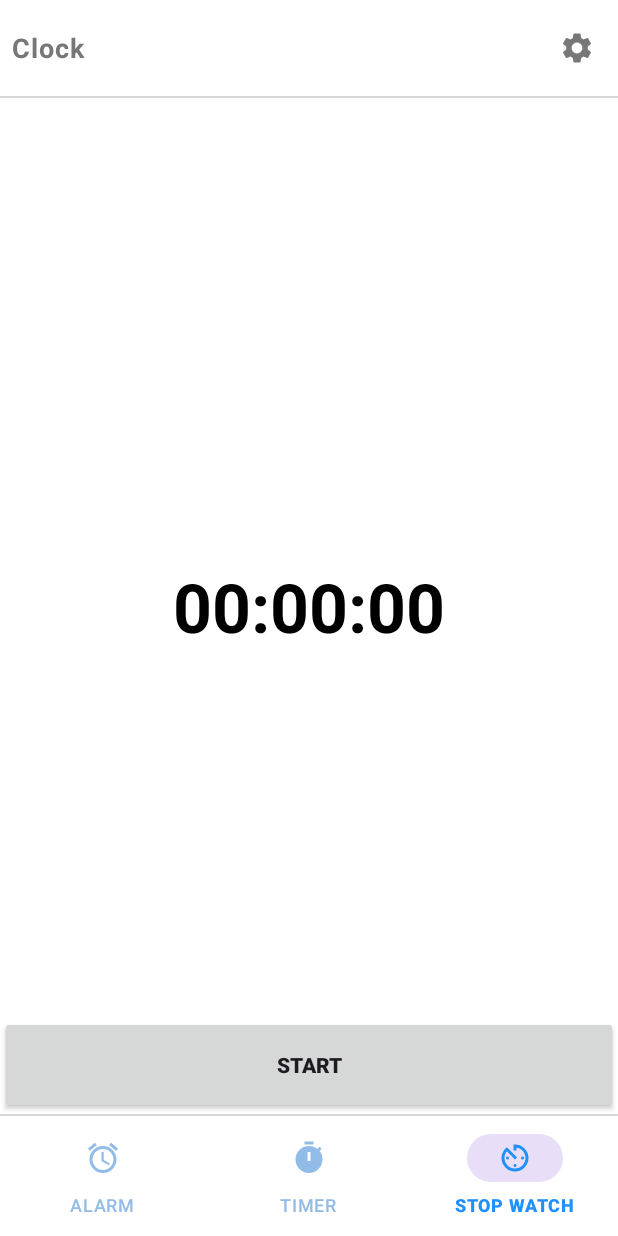
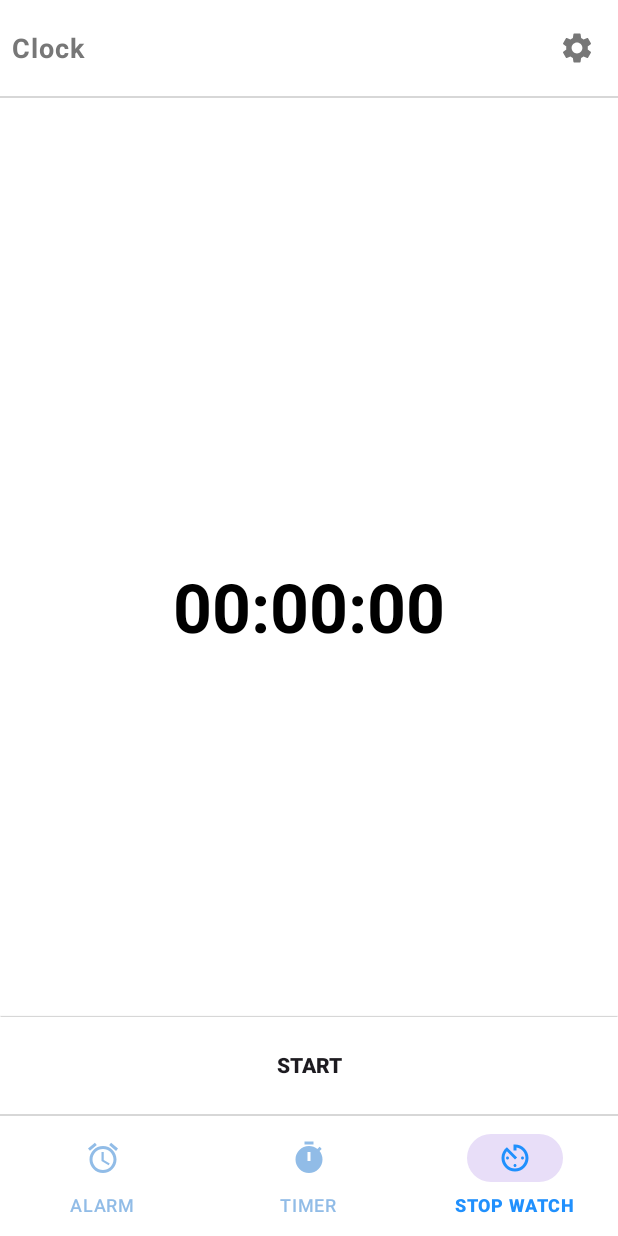
Before and after one commit to umutsaydam/AlarmApp, an Android app: the StopWatchFragment screen opened through its navigation route, on a phone screen of 412 x 824 dp. Run offline under Robolectric (Android 15) with nearby library versions, the phone set to English and light mode, and no system bars; our stand-ins replace Room's generated code, navigation-ui; 2 statements that could not run were skipped.

Commit message:
some background changed

```diff
--- /dev/null
+++ b/app/src/main/res/drawable/btn_style_top.xml
@@ -0,0 +1,16 @@
+<?xml version="1.0" encoding="utf-8"?>
+<layer-list xmlns:android="http://schemas.android.com/apk/res/android">
+    <item>
+        <shape android:shape="rectangle">
+            <solid android:color="@color/white" />
+        </shape>
+    </item>
+    <item android:top="-65dp">
+        <shape android:shape="line">
+            <solid android:color="@color/custom_border" />
+            <stroke
+                android:width="0.5dp"
+                android:color="@color/custom_border" />
+        </shape>
+    </item>
+</layer-list>
--- a/app/src/main/res/layout/fragment_stop_watch.xml
+++ b/app/src/main/res/layout/fragment_stop_watch.xml
@@ -25,6 +25,7 @@
         android:layout_width="0dp"
         android:layout_height="wrap_content"
         android:minHeight="65dp"
+        android:background="@drawable/btn_style_top"
         android:text="@string/start"
         android:textStyle="bold"
         app:layout_constraintBottom_toBottomOf="parent"
@@ -46,6 +47,7 @@
             android:layout_width="wrap_content"
             android:layout_height="wrap_content"
             android:layout_weight="0.5"
+            android:background="@drawable/btn_style_top"
             android:minHeight="65dp"
             android:text="@string/pause"
             android:textStyle="bold" />
@@ -55,6 +57,7 @@
             android:layout_width="wrap_content"
             android:layout_height="wrap_content"
             android:layout_weight="0.5"
+            android:background="@drawable/btn_style_top"
             android:visibility="gone"
             android:minHeight="65dp"
             android:text="@string/resume"
@@ -66,6 +69,7 @@
             android:layout_height="wrap_content"
             android:layout_weight="0.5"
             android:minHeight="65dp"
+            android:background="@drawable/btn_style_top"
             android:text="@string/cancel"
             android:textStyle="bold" />
     </androidx.appcompat.widget.LinearLayoutCompat>
--- a/app/src/main/res/layout/fragment_timer.xml
+++ b/app/src/main/res/layout/fragment_timer.xml
@@ -54,6 +54,7 @@
         android:enabled="false"
         android:minHeight="65dp"
         android:text="@string/start"
+        android:background="@drawable/btn_style_top"
         android:textStyle="bold"
         app:layout_constraintBottom_toBottomOf="parent"
         app:layout_constraintEnd_toEndOf="parent"
@@ -75,6 +76,7 @@
             android:layout_height="wrap_content"
             android:layout_weight="0.5"
             android:minHeight="65dp"
+            android:background="@drawable/btn_style_top"
             android:text="@string/pause"
             android:textStyle="bold" />
 
@@ -84,6 +86,7 @@
             android:layout_height="wrap_content"
             android:layout_weight="0.5"
             android:visibility="gone"
+            android:background="@drawable/btn_style_top"
             android:minHeight="65dp"
             android:text="@string/resume"
             android:textStyle="bold" />
@@ -93,6 +96,7 @@
             android:layout_width="wrap_content"
             android:layout_height="wrap_content"
             android:layout_weight="0.5"
+            android:background="@drawable/btn_style_top"
             android:minHeight="65dp"
             android:text="@string/cancel"
             android:textStyle="bold" />
```
Also changed, not shown: app/src/main/res/drawable/btn_style_bottom.xml (added, +16 -0 lines), app/src/main/res/layout/fragment_set_alarm.xml (+4 -4 lines).
